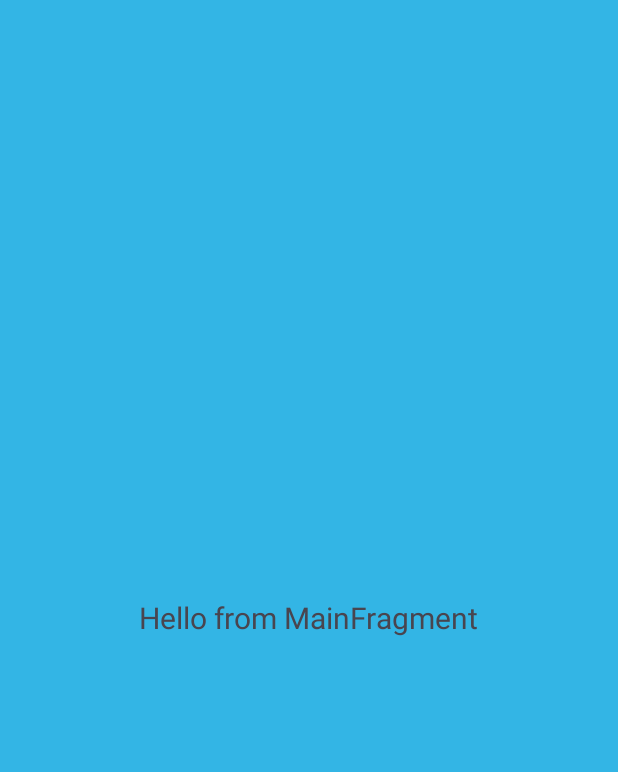
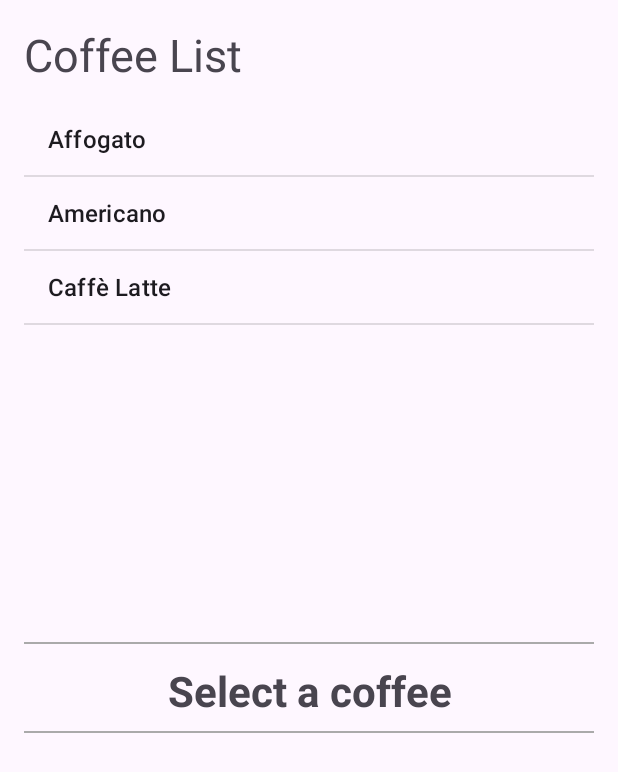
Before and after one commit to Maxhunter345/LAB_WEEK_03, an Android app: the screen it shows after launch (MainActivity), on a phone screen of 412 x 824 dp. Shown: the top 772 px of the screen. Run offline under Robolectric (Android 15) with nearby library versions, the phone set to English and light mode, and no system bars.

Commit message:
Commit No. 2 – add coffee list & detail fragment

```diff
--- /dev/null
+++ b/app/src/main/java/com/example/lab_week_03/DetailFragment.kt
@@ -0,0 +1,29 @@
+package com.example.lab_week_03
+
+import android.os.Bundle
+import android.view.LayoutInflater
+import android.view.View
+import android.view.ViewGroup
+import android.widget.TextView
+import androidx.fragment.app.Fragment
+
+class DetailFragment : Fragment() {
+
+    private lateinit var nameText: TextView
+    private lateinit var descriptionText: TextView
+
+    override fun onCreateView(
+        inflater: LayoutInflater, container: ViewGroup?,
+        savedInstanceState: Bundle?
+    ): View? {
+        val view = inflater.inflate(R.layout.fragment_detail, container, false)
+        nameText = view.findViewById(R.id.coffee_name_text)
+        descriptionText = view.findViewById(R.id.coffee_description_text)
+        return view
+    }
+
+    fun updateCoffee(name: String, description: String) {
+        nameText.text = name
+        descriptionText.text = description
+    }
+}
--- /dev/null
+++ b/app/src/main/java/com/example/lab_week_03/ListFragment.kt
@@ -0,0 +1,50 @@
+package com.example.lab_week_03
+
+import android.content.Context
+import android.os.Bundle
+import android.view.LayoutInflater
+import android.view.View
+import android.view.ViewGroup
+import android.widget.AdapterView
+import android.widget.ArrayAdapter
+import android.widget.ListView
+import androidx.fragment.app.Fragment
+
+class ListFragment : Fragment() {
+
+    private lateinit var listener: CoffeeListener
+
+    interface CoffeeListener {
+        fun onCoffeeSelected(name: String, description: String)
+    }
+
+    override fun onAttach(context: Context) {
+        super.onAttach(context)
+        if (context is CoffeeListener) {
+            listener = context
+        } else {
+            throw RuntimeException("$context must implement CoffeeListener")
+        }
+    }
+
+    override fun onCreateView(
+        inflater: LayoutInflater, container: ViewGroup?,
+        savedInstanceState: Bundle?
+    ): View? {
+        val view = inflater.inflate(R.layout.fragment_list, container, false)
+
+        val listView = view.findViewById<ListView>(R.id.coffee_list_view)
+        val coffeeNames = resources.getStringArray(R.array.coffee_names)
+
+        val adapter = ArrayAdapter(requireContext(), android.R.layout.simple_list_item_1, coffeeNames)
+        listView.adapter = adapter
+
+        listView.onItemClickListener = AdapterView.OnItemClickListener { _, _, position, _ ->
+            val names = resources.getStringArray(R.array.coffee_names)
+            val descriptions = resources.getStringArray(R.array.coffee_descriptions)
+            listener.onCoffeeSelected(names[position], descriptions[position])
+        }
+
+        return view
+    }
+}
--- a/app/src/main/java/com/example/lab_week_03/MainActivity.kt
+++ b/app/src/main/java/com/example/lab_week_03/MainActivity.kt
@@ -1,47 +1,17 @@
 package com.example.lab_week_03
 
 import android.os.Bundle
-import android.util.Log
 import androidx.appcompat.app.AppCompatActivity
 
-class MainActivity : AppCompatActivity() {
-    companion object {
-        private const val TAG = "MainActivity"
-    }
-
+class MainActivity : AppCompatActivity(), ListFragment.CoffeeListener {
     override fun onCreate(savedInstanceState: Bundle?) {
         super.onCreate(savedInstanceState)
         setContentView(R.layout.activity_main)
-        Log.d(TAG, "onCreate")
     }
 
-    override fun onStart() {
-        super.onStart()
-        Log.d(TAG, "onStart")
-    }
-
-    override fun onResume() {
-        super.onResume()
-        Log.d(TAG, "onResume")
-    }
-
-    override fun onPause() {
-        super.onPause()
-        Log.d(TAG, "onPause")
-    }
-
-    override fun onStop() {
-        super.onStop()
-        Log.d(TAG, "onStop")
-    }
-
-    override fun onRestart() {
-        super.onRestart()
-        Log.d(TAG, "onRestart")
-    }
-
-    override fun onDestroy() {
-        super.onDestroy()
-        Log.d(TAG, "onDestroy")
+    override fun onCoffeeSelected(name: String, description: String) {
+        val detailFragment =
+            supportFragmentManager.findFragmentById(R.id.detail_fragment) as DetailFragment
+        detailFragment.updateCoffee(name, description)
     }
 }
--- a/app/src/main/java/com/example/lab_week_03/MainFragment.kt
+++ /dev/null
@@ -1,73 +0,0 @@
-package com.example.lab_week_03
-
-import android.content.Context
-import android.os.Bundle
-import android.util.Log
-import android.view.LayoutInflater
-import android.view.View
-import android.view.ViewGroup
-import androidx.fragment.app.Fragment
-
-class MainFragment : Fragment() {
-    companion object {
-        private const val TAG = "MainFragment"
-    }
-
-    override fun onAttach(context: Context) {
-        super.onAttach(context)
-        Log.d(TAG, "onAttach")
-    }
-
-    override fun onCreate(savedInstanceState: Bundle?) {
-        super.onCreate(savedInstanceState)
-        Log.d(TAG, "onCreate")
-    }
-
-    override fun onCreateView(
-        inflater: LayoutInflater, container: ViewGroup?,
-        savedInstanceState: Bundle?
-    ): View? {
-        Log.d(TAG, "onCreateView")
-        return inflater.inflate(R.layout.fragment_main, container, false)
-    }
-
-    override fun onViewCreated(view: View, savedInstanceState: Bundle?) {
-        super.onViewCreated(view, savedInstanceState)
-        Log.d(TAG, "onViewCreated")
-    }
-
-    override fun onStart() {
-        super.onStart()
-        Log.d(TAG, "onStart")
-    }
-
-    override fun onResume() {
-        super.onResume()
-        Log.d(TAG, "onResume")
-    }
-
-    override fun onPause() {
-        super.onPause()
-        Log.d(TAG, "onPause")
-    }
-
-    override fun onStop() {
-        super.onStop()
-        Log.d(TAG, "onStop")
-    }
-
-    override fun onDestroyView() {
-        super.onDestroyView()
-        Log.d(TAG, "onDestroyView")
-    }
-
-    override fun onDestroy() {
-        super.onDestroy()
-        Log.d(TAG, "onDestroy")
-    }
-
-    override fun onDetach() {
-        super.onDetach()
-        Log.d(TAG, "onDetach")
-    }
-}
--- a/app/src/main/res/layout/activity_main.xml
+++ b/app/src/main/res/layout/activity_main.xml
@@ -1,18 +1,20 @@
 <?xml version="1.0" encoding="utf-8"?>
-<androidx.constraintlayout.widget.ConstraintLayout xmlns:android="http://schemas.android.com/apk/res/android"
-    xmlns:app="http://schemas.android.com/apk/res-auto"
-    xmlns:tools="http://schemas.android.com/tools"
+<LinearLayout xmlns:android="http://schemas.android.com/apk/res/android"
+    android:orientation="vertical"
     android:layout_width="match_parent"
-    android:layout_height="match_parent"
-    tools:context=".MainActivity">
+    android:layout_height="match_parent">
 
-    <androidx.fragment.app.FragmentContainerView
-        android:id="@+id/fragment_container_view"
-        android:name="com.example.lab_week_03.MainFragment"
+    <fragment
+        android:id="@+id/list_fragment"
+        android:name="com.example.lab_week_03.ListFragment"
         android:layout_width="match_parent"
-        android:layout_height="match_parent"
-        app:layout_constraintTop_toTopOf="parent"
-        app:layout_constraintBottom_toBottomOf="parent"
-        app:layout_constraintStart_toStartOf="parent"
-        app:layout_constraintEnd_toEndOf="parent"/>
-</androidx.constraintlayout.widget.ConstraintLayout>
+        android:layout_height="0dp"
+        android:layout_weight="1"/>
+
+    <fragment
+        android:id="@+id/detail_fragment"
+        android:name="com.example.lab_week_03.DetailFragment"
+        android:layout_width="match_parent"
+        android:layout_height="0dp"
+        android:layout_weight="1"/>
+</LinearLayout>
--- /dev/null
+++ b/app/src/main/res/layout/fragment_detail.xml
@@ -0,0 +1,43 @@
+<?xml version="1.0" encoding="utf-8"?>
+<LinearLayout xmlns:android="http://schemas.android.com/apk/res/android"
+    android:orientation="vertical"
+    android:padding="16dp"
+    android:layout_width="match_parent"
+    android:layout_height="match_parent">
+
+    <!-- Divider -->
+    <View
+        android:layout_width="match_parent"
+        android:layout_height="1dp"
+        android:background="@android:color/darker_gray"
+        android:layout_marginBottom="12dp"/>
+
+    <!-- Coffee Name -->
+    <TextView
+        android:id="@+id/coffee_name_text"
+        android:layout_width="match_parent"
+        android:layout_height="wrap_content"
+        android:text="Select a coffee"
+        android:textSize="28sp"
+        android:textStyle="bold"
+        android:gravity="center"
+        android:layout_marginBottom="8dp"/>
+
+    <!-- Divider -->
+    <View
+        android:layout_width="match_parent"
+        android:layout_height="1dp"
+        android:background="@android:color/darker_gray"
+        android:layout_marginBottom="12dp"/>
+
+    <!-- Coffee Description -->
+    <TextView
+        android:id="@+id/coffee_description_text"
+        android:layout_width="match_parent"
+        android:layout_height="wrap_content"
+        android:text=""
+        android:textSize="16sp"
+        android:lineSpacingExtra="4dp"
+        android:justificationMode="inter_word"
+        android:gravity="start"/>
+</LinearLayout>
--- /dev/null
+++ b/app/src/main/res/layout/fragment_list.xml
@@ -0,0 +1,23 @@
+<?xml version="1.0" encoding="utf-8"?>
+<LinearLayout xmlns:android="http://schemas.android.com/apk/res/android"
+    android:orientation="vertical"
+    android:layout_width="match_parent"
+    android:layout_height="match_parent"
+    android:padding="16dp">
+
+    <!-- Header -->
+    <TextView
+        android:id="@+id/list_header"
+        android:layout_width="wrap_content"
+        android:layout_height="wrap_content"
+        android:text="Coffee List"
+        android:textSize="30sp"
+        android:layout_marginBottom="12dp"/>
+
+    <!-- List -->
+    <ListView
+        android:id="@+id/coffee_list_view"
+        android:layout_width="match_parent"
+        android:layout_height="match_parent"
+        android:dividerHeight="1dp"/>
+</LinearLayout>
--- a/app/src/main/res/layout/fragment_main.xml
+++ /dev/null
@@ -1,13 +0,0 @@
-<?xml version="1.0" encoding="utf-8"?>
-<FrameLayout xmlns:android="http://schemas.android.com/apk/res/android"
-    android:layout_width="match_parent"
-    android:layout_height="match_parent"
-    android:background="@android:color/holo_blue_light">
-
-    <TextView
-        android:layout_width="wrap_content"
-        android:layout_height="wrap_content"
-        android:text="Hello from MainFragment"
-        android:layout_gravity="center"
-        android:textSize="20sp"/>
-</FrameLayout>
--- a/app/src/main/res/values/strings.xml
+++ b/app/src/main/res/values/strings.xml
@@ -1,5 +1,15 @@
 <resources>
     <string name="app_name">LAB_WEEK_03</string>
-    <!-- TODO: Remove or change this placeholder text -->
-    <string name="hello_blank_fragment">Hello blank fragment</string>
+
+    <string-array name="coffee_names">
+        <item>Affogato</item>
+        <item>Americano</item>
+        <item>Caffè Latte</item>
+    </string-array>
+
+    <string-array name="coffee_descriptions">
+        <item>A traditional Italian coffee-based dessert, consisting of a scoop of vanilla gelato or ice cream topped with a shot of hot espresso.</item>
+        <item>Espresso diluted with hot water, producing a coffee similar in strength to but different in flavor from drip coffee.</item>
+        <item>A coffee drink made with espresso and steamed milk, with a layer of foam on top.</item>
+    </string-array>
 </resources>
```
Also changed, not shown: 1 other file.
